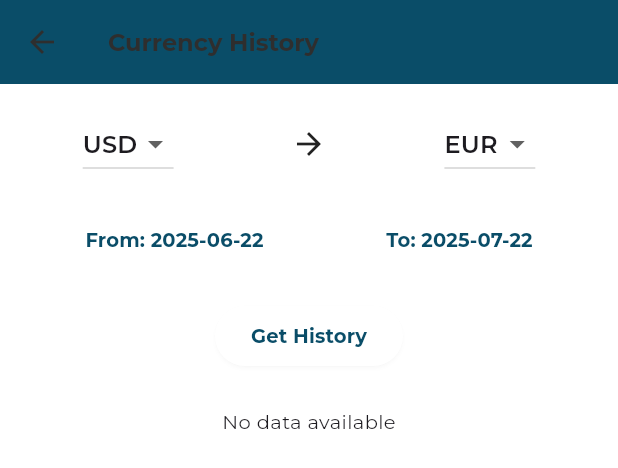
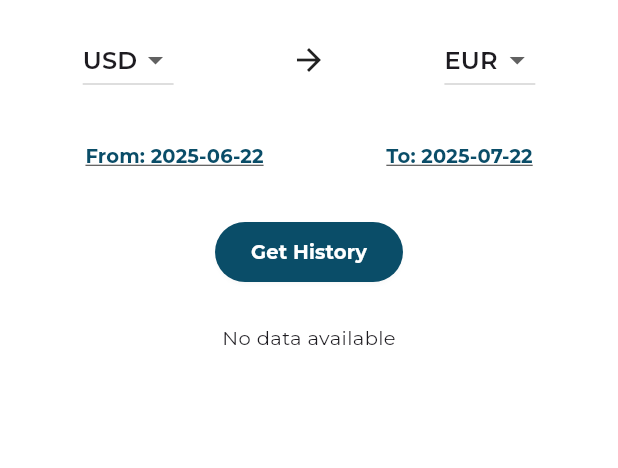
Before and after one commit to farrakhanwahab/XConvert, a Flutter app: the HistoryChartScreen widget shown alone on an empty page, opened directly, on a phone screen of 412 x 824 dp. Shown: the top 468 px of the screen. Run offline on Flutter 3.47's test engine with Material 3 defaults, Android fonts, the light colour scheme and no system bars; our stand-ins replace fl_chart, flutter_riverpod, google_fonts, lucide_icons, package_info_plus, shared_preferences; accounts and stored records are empty; network calls fail.

Commit message:
Updated GetHistory Button for currency history

```diff
--- a/lib/screens/history_chart_screen.dart
+++ b/lib/screens/history_chart_screen.dart
@@ -65,12 +65,7 @@ class _HistoryChartScreenState extends State<HistoryChartScreen> {
 
   @override
   Widget build(BuildContext context) {
-    return Scaffold(
-      appBar: AppBar(
-        title: const Text('Currency History'),
-        backgroundColor: Theme.of(context).colorScheme.primary,
-      ),
-      body: Padding(
+    return Padding(
       padding: const EdgeInsets.all(16.0),
       child: Column(
         children: [
@@ -124,7 +119,13 @@ class _HistoryChartScreenState extends State<HistoryChartScreen> {
                     });
                   }
                 },
-                  child: Text('From: ${_startDate.toLocal().toString().split(' ')[0]}'),
+                child: Text(
+                  'From: ${_startDate.toLocal().toString().split(' ')[0]}',
+                  style: TextStyle(
+                    color: Theme.of(context).colorScheme.primary,
+                    decoration: TextDecoration.underline,
+                  ),
+                ),
               ),
               TextButton(
                 onPressed: () async {
@@ -140,13 +141,23 @@ class _HistoryChartScreenState extends State<HistoryChartScreen> {
                     });
                   }
                 },
-                  child: Text('To: ${_endDate.toLocal().toString().split(' ')[0]}'),
+                child: Text(
+                  'To: ${_endDate.toLocal().toString().split(' ')[0]}',
+                  style: TextStyle(
+                    color: Theme.of(context).colorScheme.primary,
+                    decoration: TextDecoration.underline,
+                  ),
+                ),
               ),
             ],
           ),
           const SizedBox(height: 16),
           ElevatedButton(
             onPressed: _fetchHistoricalData,
+            style: ElevatedButton.styleFrom(
+              backgroundColor: Theme.of(context).colorScheme.primary,
+              foregroundColor: Colors.white,
+            ),
             child: const Text('Get History'),
           ),
           const SizedBox(height: 24),
@@ -168,7 +179,6 @@ class _HistoryChartScreenState extends State<HistoryChartScreen> {
                       ),
                     ),
         ],
-        ),
       ),
     );
   }
```
Lines whose indentation alone changed are shown as unchanged.
